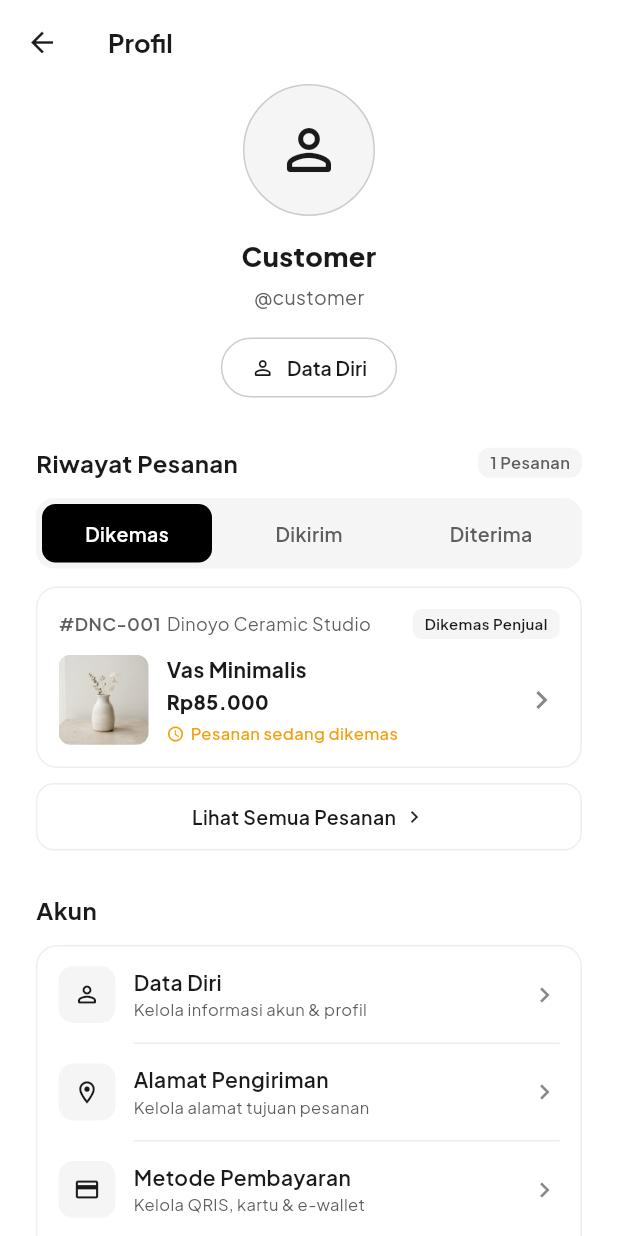
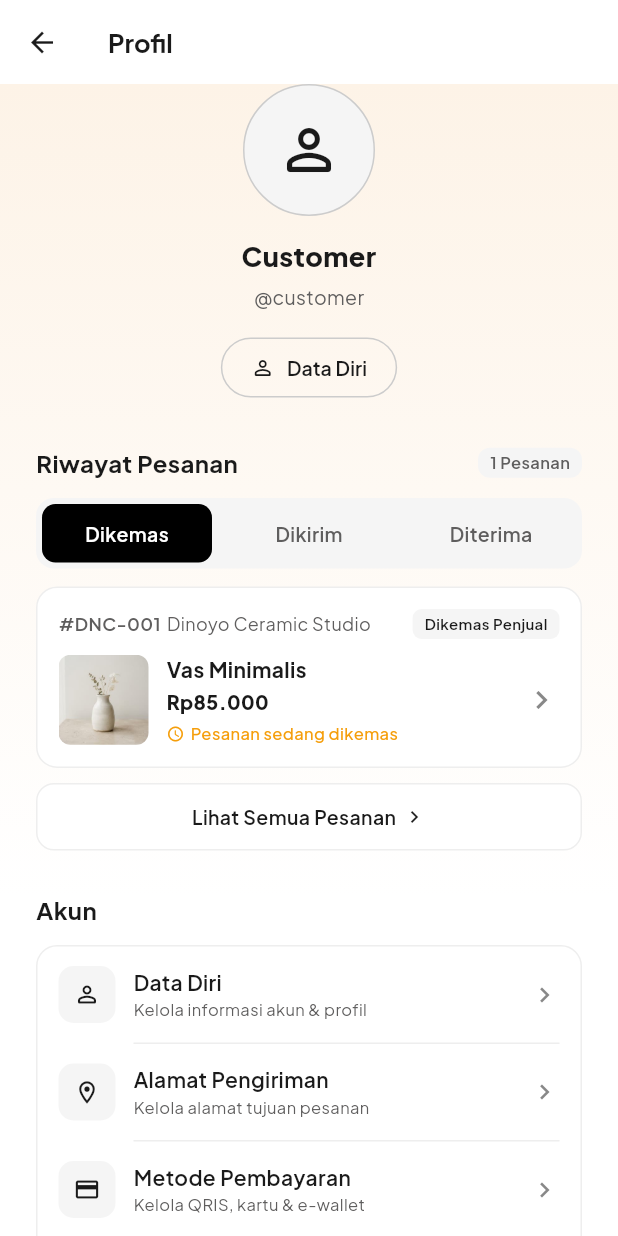
Before and after one commit to alifarda126/DinoyoCraftApp, a Flutter app: the ProfileScreen screen opened by its route, on a phone screen of 412 x 824 dp. Run offline on Flutter 3.47's test engine with Material 3 defaults, Android fonts, the light colour scheme and no system bars; our stand-ins replace flutter_svg, go_router, google_fonts.

Commit message:
Fix: revert profile colors, fix store card white area consistency (AspectRatio image, maxLines 1)

```diff
--- a/lib/features/profile/profile_screen.dart
+++ b/lib/features/profile/profile_screen.dart
@@ -19,12 +19,12 @@ class _ProfileScreenState extends State<ProfileScreen> {
     final tabs = ['Dikemas', 'Dikirim', 'Diterima'];
 
     return Scaffold(
-      backgroundColor: Colors.white,
+      backgroundColor: AppColors.bg,
       body: CustomScrollView(
         slivers: [
           // AppBar
           SliverAppBar(
-            backgroundColor: Colors.white,
+            backgroundColor: AppColors.bg,
             elevation: 0,
             pinned: true,
             leading: IconButton(
@@ -45,7 +45,14 @@ class _ProfileScreenState extends State<ProfileScreen> {
 
           SliverToBoxAdapter(
             child: Container(
-              color: Colors.white,
+              decoration: const BoxDecoration(
+                gradient: LinearGradient(
+                  begin: Alignment.topCenter,
+                  end: Alignment.bottomCenter,
+                  colors: [Color(0xFFFDF3E7), Color(0xFFFFFFFF)],
+                  stops: [0.0, 0.55],
+                ),
+              ),
               child: Padding(
                 padding: const EdgeInsets.fromLTRB(24, 0, 24, 32),
                 child: Column(
```
Also changed, not shown: lib/features/stores/stores_screen.dart (+6 -2 lines).
